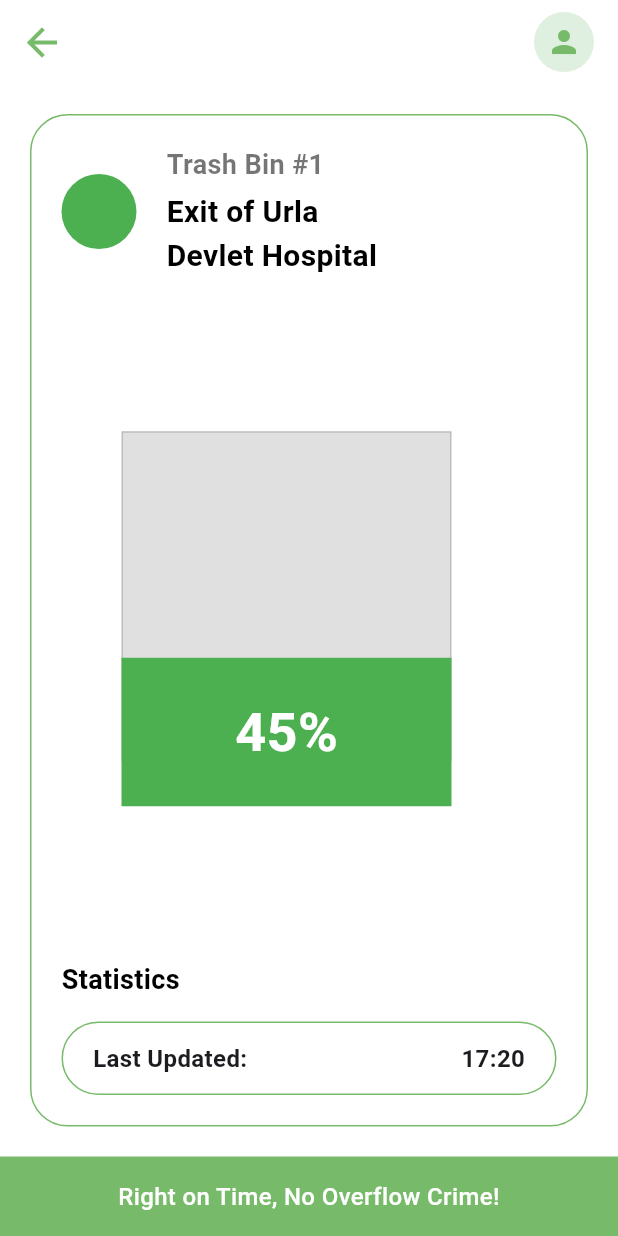
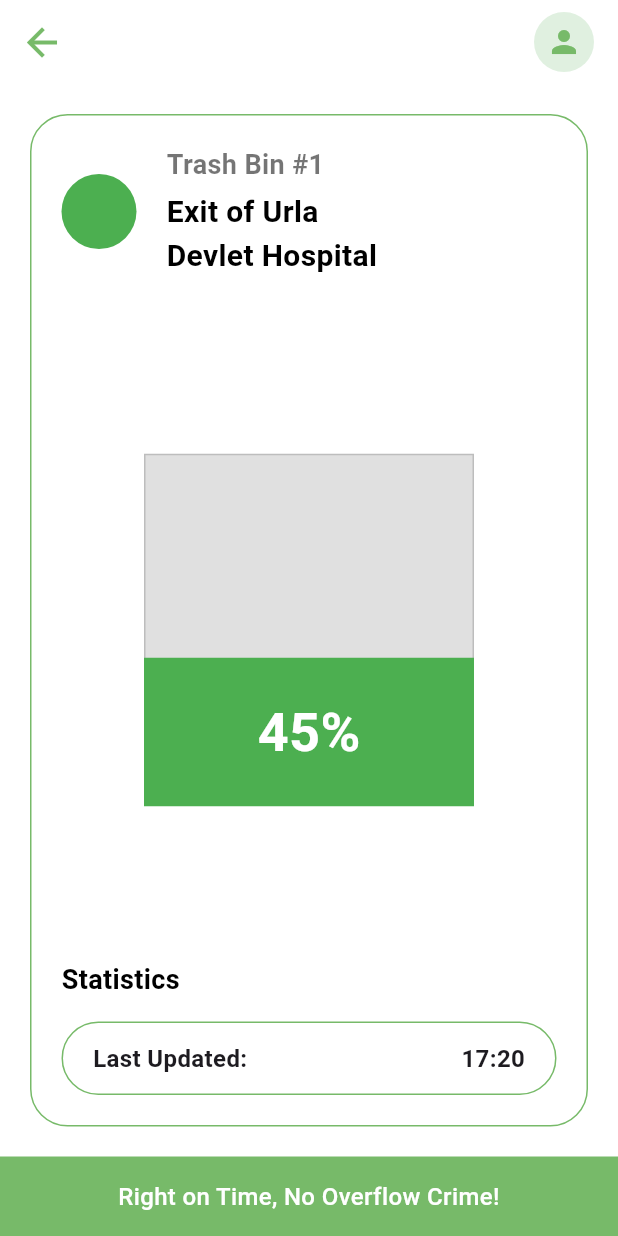
Before and after one commit to onursahinler/ago_bin_vert2, a Flutter app: the screen it shows after launch, after a tap on "Log In", after a tap on "Trash Bin #1", on a phone screen of 412 x 824 dp. Run offline on Flutter 3.47's test engine with Material 3 defaults, Android fonts, the phone set to English and light mode, and no system bars.

Commit message:
Update trash_bin_detail_page.dart
hizalama sıkıntısı çözüldü

```diff
--- a/lib/trash_bin_detail_page.dart
+++ b/lib/trash_bin_detail_page.dart
@@ -110,6 +110,7 @@ class TrashBinDetailPage extends StatelessWidget {
                             width: 250,
                             height: 250,
                             child: Stack(
+                              alignment: Alignment.center,
                               children: [
                                 // Trash bin representation
                                 Container(
@@ -124,6 +125,7 @@ class TrashBinDetailPage extends StatelessWidget {
                                 // Fill level indicator
                                 Positioned(
                                   bottom: 0,
+                                  left: 15, // (250 - 220) / 2 = 15
                                   child: Container(
                                     width: 220,
                                     height: 220 * (fillPercentage / 100),
```
